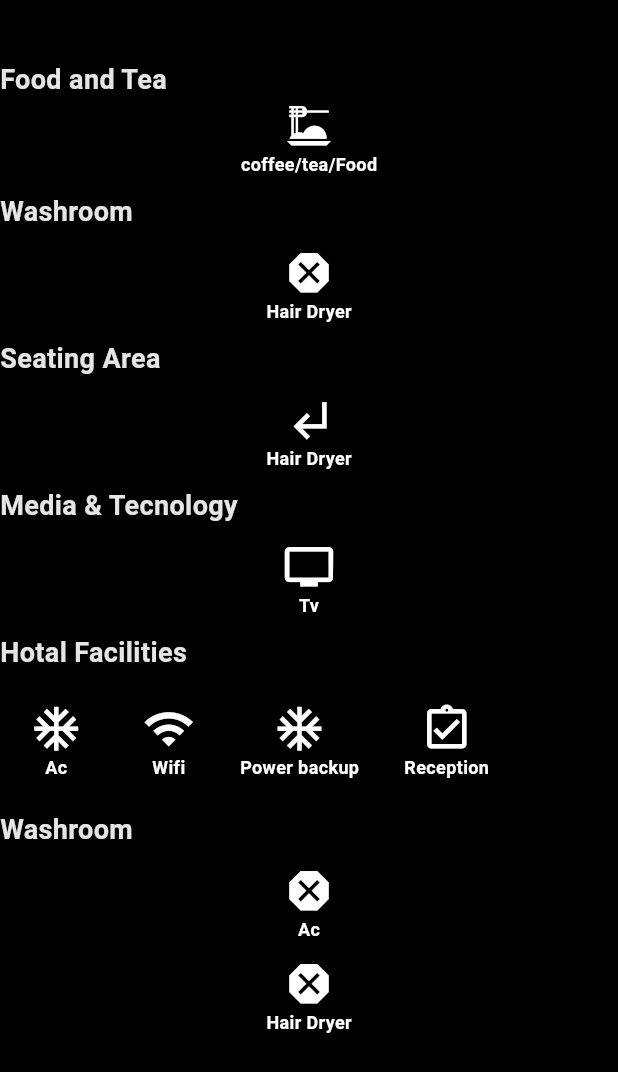
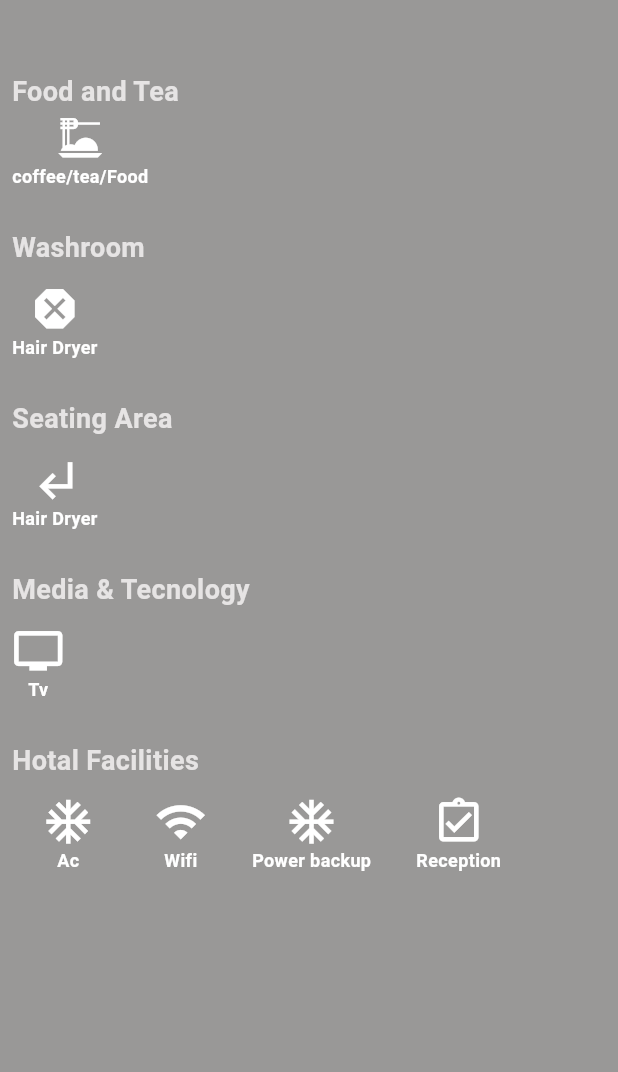
Before and after one commit to razakrazu/Spent-time, a Flutter app: the RoomDetails screen opened directly, after a tap on the "add" icon, on a phone screen of 412 x 824 dp. Shown: the top 1072 px of the screen. Run offline on Flutter 3.47's test engine with Material 3 defaults, Android fonts, the phone set to English and light mode, and no system bars; our stand-ins replace cloud_firestore, firebase_auth, firebase_core, flutter_custom_clippers, get; missing offline and left inert: dart:html; accounts and stored records are empty.

Commit message:
footer page editing

```diff
--- a/lib/screens/addroom_screen/addroom_screen.dart
+++ b/lib/screens/addroom_screen/addroom_screen.dart
@@ -100,7 +100,7 @@ class AddRooms extends StatelessWidget {
                 Row(
                   children: [
               MyCheckBoxWidget(istrue: istrue, checkBoxTitle: 'Swiming pool',),
-                    Width10,
+                    Width20,
                 MyCheckBoxWidget(istrue: istrue, checkBoxTitle: 'Food',),
                     Width30,
               MyCheckBoxWidget(istrue: istrue, checkBoxTitle: 'Wifi',),
@@ -111,22 +111,22 @@ class AddRooms extends StatelessWidget {
                 Hight10,
                 Row(
                   children: [
-                    Width10,
+
                     MyCheckBoxWidget(istrue: istrue, checkBoxTitle: 'power Backup',),
                     Width10,
                 MyCheckBoxWidget(istrue: istrue, checkBoxTitle: 'Parking',),
-                    Width30,
+                    Width20,
               MyCheckBoxWidget(istrue: istrue, checkBoxTitle:  'Tv',),
                   ],
                 ),
                 Hight10,
                 Row(
                   children: [
-                      Width10,
+
                     MyCheckBoxWidget(istrue: istrue, checkBoxTitle: 'Meeting Room',),
                     Width10,
                   MyCheckBoxWidget(istrue: istrue, checkBoxTitle: 'Heater',),
-                    Width30,
+                    Width20,
                  MyCheckBoxWidget(istrue: istrue, checkBoxTitle:  'Ac',),
 
                   ],
--- a/lib/screens/my_rooms/room_details/proparty_facilitys.dart
+++ b/lib/screens/my_rooms/room_details/proparty_facilitys.dart
@@ -10,36 +10,73 @@ class PropartyFacilitesScreen extends StatelessWidget {
   @override
   Widget build(BuildContext context) {
     return Scaffold(
-      backgroundColor: BlackColor,
+      backgroundColor: Color.fromARGB(255, 51, 50, 48).withOpacity(0.5),
       body:ListView(
 
         children: [
           Hight40,
-Row(
-  mainAxisAlignment: MainAxisAlignment.start,
+Padding(
+  padding: const EdgeInsets.all(8.0),
+  child:   Column(
+
+  crossAxisAlignment: CrossAxisAlignment.start,
+
     children: [
+          MainTitle(label: 'Food and Tea'),
 
-        MainTitile(label: 'Food and Tea'),
+          RoomFutureIconWidgets(futureicon: Icons.dinner_dining, futuretext: 'coffee/tea/Food'),
+    ],
+
+  ),
+),
+Padding(
+  padding: const EdgeInsets.all(8.0),
+  child:   Column(
+  crossAxisAlignment: CrossAxisAlignment.start,
+    children: [
+      Hight10,
+  MainTitle(label: 'Washroom'),
+  Hight10,
+  RoomFutureIconWidgets(futureicon: Icons.dangerous , futuretext: 'Hair Dryer'),
     ],
   ),
-RoomFutureIconWidgets(futureicon: Icons.dinner_dining, futuretext: 'coffee/tea/Food'),
+),
 
+Padding(
+  padding: const EdgeInsets.all(8.0),
+  child:   Column(
+  crossAxisAlignment: CrossAxisAlignment.start,
+    children: [
       Hight10,
-MainTitile(label: 'Washroom'),
-Hight10,
-RoomFutureIconWidgets(futureicon: Icons.dangerous , futuretext: 'Hair Dryer'),
-
-Hight10,
-MainTitile(label: 'Seating Area'),
+  MainTitle(label: 'Seating Area'),
   Hight10,
 RoomFutureIconWidgets(futureicon: Icons.subdirectory_arrow_left_sharp , futuretext: 'Hair Dryer'),
+    ],
+  ),
+),
+
+Padding(
+  padding: const EdgeInsets.all(8.0),
+  child:   Column(
+  crossAxisAlignment: CrossAxisAlignment.start,
+    children: [
       Hight10,
-MainTitile(label: 'Media & Tecnology'),
+MainTitle(label: 'Media & Tecnology'),
   Hight10,
 RoomFutureIconWidgets(futureicon: Icons.tv , futuretext: 'Tv'),
+    ],
+  ),
+),
+
+
+Padding(
+  padding: const EdgeInsets.all(8.0),
+  child:   Column(
+  crossAxisAlignment: CrossAxisAlignment.start,
+    children: [
       Hight10,
-MainTitile(label: 'Hotal Facilities'),
-Hight20,
+MainTitle(label: 'Hotal Facilities'),
+  Hight10,
 Row(
   children: [
 Width20,
@@ -52,14 +89,14 @@ Width30,
 RoomFutureIconWidgets(futureicon: Icons.assignment_turned_in_outlined , futuretext: 'Reception'),
   ],
 ),
+    ],
+  ),
+),
 
 
-Hight20,
-MainTitile(label: 'Washroom'),
-Hight10,
-RoomFutureIconWidgets(futureicon: Icons.dangerous , futuretext: 'Ac'),
-Hight10,
-RoomFutureIconWidgets(futureicon: Icons.dangerous , futuretext: 'Hair Dryer'),
+
+
+
         ],
       ),
     );
--- a/lib/screens/my_rooms/room_details/room_details.dart
+++ b/lib/screens/my_rooms/room_details/room_details.dart
@@ -1,13 +1,14 @@
 import 'package:flutter/material.dart';
-import 'package:flutter_custom_clippers/flutter_custom_clippers.dart';
 import 'package:get/get.dart';
 import 'package:spent_time/core/color.dart';
 import 'package:spent_time/core/constants.dart';
 import 'package:spent_time/screens/my_rooms/room_details/proparty_facilitys.dart';
 import 'package:spent_time/screens/my_rooms/room_details/widgets/futures_full_Icon_widgets.dart';
+import 'package:spent_time/screens/my_rooms/room_details/widgets/icon_button_widget.dart';
+import 'package:spent_time/screens/my_rooms/room_details/widgets/maintitle_discriptiontext.dart';
 import 'package:spent_time/screens/my_rooms/room_details/widgets/my_button_widget.dart';
-import 'package:spent_time/screens/my_rooms/room_details/widgets/roomdetailsicons.dart';
 import 'package:spent_time/screens/my_rooms/room_details/widgets/textfeilds.dart';
+import 'package:spent_time/screens/my_rooms/room_details/widgets/title_subtitle.dart';
 
 class RoomDetails extends StatelessWidget {
   const RoomDetails({super.key});
@@ -16,47 +17,16 @@ class RoomDetails extends StatelessWidget {
   Widget build(BuildContext context) {
     return Scaffold(
       backgroundColor: BlackColor,
-      // appBar: AppBar(
-      //   leading: IconButton(
-      //       onPressed: () {
-      //         Get.back();
-      //       },
-      //       icon: const Icon(
-      //         Icons.arrow_back,
-      //         color: WhiteColor,
-      //       )),
-      //   title: const Text(
-      //     'ROOM DETAILS',
-      //     style: TextStyle(
-      //       color: Color.fromARGB(255, 255, 255, 255),
-      //       fontWeight: FontWeight.bold,
-      //     ),
-      //   ),
-      //   centerTitle: true,
-      //   backgroundColor: const Color.fromARGB(255, 124, 2, 26),
-      // ),
-      body:ListView(
+      body: ListView(
         children: [
-          // ClipPath(
-          //   clipper: WaveClipperOne(),
-          //   child: Container(
-          //     height: 50,
-          //     color: const Color.fromARGB(255, 124, 2, 26),
-          //   ),
-          // ),
-            // SingleChildScrollView(
           Column(
             children: [
-
               Container(
-
                 height: 250,
-
                 child: GridView.builder(
                   scrollDirection: Axis.horizontal,
                   itemCount: 6,
-                            gridDelegate:
-                                const SliverGridDelegateWithFixedCrossAxisCount(
+                  gridDelegate: const SliverGridDelegateWithFixedCrossAxisCount(
                     crossAxisCount: 1,
                     mainAxisExtent: 370,
                     crossAxisSpacing: 1,
@@ -64,118 +34,140 @@ class RoomDetails extends StatelessWidget {
                   ),
                   itemBuilder: (BuildContext context, int index) {
                     return Container(
-
                       decoration: BoxDecoration(
                           borderRadius: BorderRadius.circular(10),
                           image: const DecorationImage(
                               image: AssetImage(
                                 'lib/assets/klglff.jpg',
                               ),
-                                      fit: BoxFit.fill
-                                    )),
+                              fit: BoxFit.fill)),
                     );
                   },
                 ),
               ),
-
-
               Column(
                 children: [
-
                   Padding(
-                              padding: const EdgeInsets.only(left: 5,right: 5),
+                    padding: const EdgeInsets.only(left: 5, right: 5),
                     child: Container(
-
-                                height: 700,
-                                width: double.infinity,
                       decoration: BoxDecoration(
-                                boxShadow: [BoxShadow(
+                        boxShadow: [
+                          BoxShadow(
                             spreadRadius: 32,
                             blurRadius: 50,
-
-                                )],
-                                  // borderRadius: BorderRadius.circular(10),
-                                  // border: Border.all(width: 0,color: Color.fromARGB(255, 134, 127, 127)),
+                          )
+                        ],
                         color: Color.fromARGB(255, 51, 50, 48).withOpacity(0.5),
                       ),
-                                child: Column(
-                                  children: [
+                      child: Column(children: [
                         Padding(
-        padding: const EdgeInsets.only(right: 190,top: 20),
+                          padding: const EdgeInsets.only(right: 190, top: 20),
                           child: Text(
                             'Dream Villa',
-        style:const TextStyle(
+                            style: const TextStyle(
                                 fontSize: 25,
                                 color: Color.fromARGB(255, 230, 228, 228),
-          fontWeight: FontWeight.bold
+                                fontWeight: FontWeight.bold),
+                          ),
+                        ),
+                        const Padding(
+                          padding: EdgeInsets.only(right: 180, top: 20),
+                          child: MainTitle(label: 'Proparty Facilites'),
+                        ),
+                        Hight20,
+                        Padding(
+                          padding: const EdgeInsets.only(
+                            top: 1,
+                          ),
+                          child: FuturesFullIconWidgets(),
+                        ),
+                        Padding(
+                          padding: const EdgeInsets.only(top: 30),
+                          child: SizedBox(
+                            width: 320,
+                            height: 40,
+                            child: MyButtonWidget(
+                              btnLabel: 'View All ',
                             ),
                           ),
                         ),
-                                     const   Padding(
-                              padding:  EdgeInsets.only(right:180,top: 20),
-                              child: MainTitile(label: 'Proparty Facilites'),
-                            ),
-                            Hight20,
-                                     Padding(
-                                   padding: const EdgeInsets.only(top: 1,),
-
-                                   child: FuturesFullIconWidgets(),
-                                 ),
-
-                                                 Padding(
-                                                   padding: const EdgeInsets.only(top: 30),
-                                                   child: SizedBox(
-                                                    width:
-                                                    320,
-                                                    height: 40,
-                                                     child: MyButtonWidget(btnLabel: 'View All ',
-                                                      ),),
-                                                   ),
-
                         Hight30,
-                                                   IconButton(onPressed: (){
+                        IconButton(
+                            onPressed: () {
                               Get.to(PropartyFacilitesScreen());
-                                                   }, icon: Icon(Icons.add)),
-
-                                                  const   Padding(
-                              padding:  EdgeInsets.only(right:200,top: 10),
-                              child: MainTitile(label: 'About this  Hotal  '),
+                            },
+                            icon: Icon(Icons.add)),
+                        const Padding(
+                          padding: EdgeInsets.only(right: 220, top: 10),
+                          child: MainTitle(label: 'Date & Guests'),
                         ),
                         Hight10,
+                        Container(
+                          height: 70,
+                          width: 350,
+                          decoration: BoxDecoration(
+                              border: Border.all(
+                                  width: 1,
+                                  color: const Color.fromARGB(115, 65, 64, 64)
+                                      .withOpacity(0.1)),
+                              borderRadius: BorderRadius.circular(6),
+                              color: const Color.fromARGB(255, 127, 127, 127)
+                                  .withOpacity(0.2)),
+                          child: const Row(
+                            children: [
+                              Width20,
+                              Icon(
+                                Icons.calendar_month,
+                                color: WhiteColor,
+                              ),
                               Padding(
-                              padding: const EdgeInsets.all(10),
-                              child: Text(
-                                 'Using a widget function instead of a widget fully guarantees that the widget and its controllers will be removed from memory when they are no longer ',
-                                  style: TextStyle(
-                                    fontSize: 14,
-                                    color: Color.fromARGB(255, 230, 228, 228).withOpacity(0.7),
+                                padding: EdgeInsets.all(10),
+                                child: MyTitle_SubTitleWidget(
+                                  maintitle: 'Calendar Month',
+                                  subtitle: 'Today Tomorrow',
                                 ),
                               ),
+                              Width20,
+                              Icon(
+                                Icons.person,
+                                color: WhiteColor,
                               ),
-
-                    const   Padding(
-                              padding:  EdgeInsets.only(right:190,top: 10),
-                              child: MainTitile(label: 'Condect with Owner '),
-                            ),
-                            TextButton.icon(onPressed: (){},
-
-                            icon: Icon(Icons.call), label: Text('Call now',
-                                  style: TextStyle(
-                                    fontSize: 14,
-                                    color: Color.fromARGB(255, 230, 228, 228).withOpacity(0.7),
-                                  ),
-                                ),)
-                                  ]
-                                ),
+                              Padding(
+                                padding: EdgeInsets.all(10),
+                                child: MyTitle_SubTitleWidget(
+                                  maintitle: 'Room',
+                                  subtitle: 'Guest',
                                 ),
                               ),
                             ],
                           ),
-
+                        ),
+                        Hight10,
+                        const DiscriptionText_MainTitle(
+                          discriptiontext:
+                              'Using a widget function instead of a widget fully guarantees that the widget and its controllers will be removed from memory when they are no longer ',
+                          maintitle: 'About This Hotal',
+                        ),
+                        const Padding(
+                          padding: EdgeInsets.only(right: 190, top: 40),
+                          child: MainTitle(label: 'Condect with Owner '),
+                        ),
+                        Hight20,
+                        const SizedBox(
+                          width: 320,
+                          child: IconButtonWidgets(
+                            buttonIcon: Icons.call,
+                            buttonTitle: 'Call Now ',
+                          ),
+                        )
+                      ]),
+                    ),
+                  ),
+                ],
+              ),
             ],
           ),
           // ),
-
         ],
       ),
     );
--- /dev/null
+++ b/lib/screens/my_rooms/room_details/widgets/icon_button_widget.dart
@@ -0,0 +1,28 @@
+import 'package:flutter/material.dart';
+
+class IconButtonWidgets extends StatelessWidget {
+  const IconButtonWidgets({
+    super.key,required this.buttonIcon,required this.buttonTitle,
+  });
+final buttonIcon;
+final buttonTitle;
+
+  @override
+  Widget build(BuildContext context) {
+    return TextButton.icon(onPressed: (){},
+    style: ButtonStyle(
+          shape: MaterialStateProperty.all(
+            RoundedRectangleBorder(
+                borderRadius: BorderRadius.circular(10),
+                side: BorderSide(color: Color.fromARGB(255, 120, 191, 227))),
+          ),
+        ),
+
+    icon: Icon(buttonIcon,  color: Color.fromARGB(255, 230, 228, 228).withOpacity(0.7),), label: Text(buttonTitle,
+          style: TextStyle(
+            fontSize: 14,
+            color: Color.fromARGB(255, 230, 228, 228).withOpacity(0.7),
+          ),
+        ),);
+  }
+}
--- /dev/null
+++ b/lib/screens/my_rooms/room_details/widgets/maintitle_discriptiontext.dart
@@ -0,0 +1,31 @@
+
+import 'package:flutter/material.dart';
+import 'package:spent_time/screens/my_rooms/room_details/widgets/textfeilds.dart';
+
+class DiscriptionText_MainTitle extends StatelessWidget {
+  const DiscriptionText_MainTitle({
+    super.key, this.discriptiontext, this.maintitle,
+  });
+final discriptiontext;
+final maintitle;
+  @override
+  Widget build(BuildContext context) {
+    return Column(children: [
+                             Padding(
+    padding:const  EdgeInsets.only(right:200,top: 10),
+    child: MainTitle(label: maintitle),
+                            ),
+
+                            Padding(
+    padding: const EdgeInsets.all(10),
+    child: Text(
+       discriptiontext,
+        style: TextStyle(
+          fontSize: 14,
+          color: const Color.fromARGB(255, 230, 228, 228).withOpacity(0.7),
+        ),
+      ),
+                            ),
+    ],);
+  }
+}
--- a/lib/screens/my_rooms/room_details/widgets/textfeilds.dart
+++ b/lib/screens/my_rooms/room_details/widgets/textfeilds.dart
@@ -1,8 +1,8 @@
 import 'package:flutter/material.dart';
 
-class MainTitile extends StatelessWidget {
+class MainTitle extends StatelessWidget {
   final label;
-  const  MainTitile({
+  const  MainTitle({
     super.key,
     required this.label
   });
--- /dev/null
+++ b/lib/screens/my_rooms/room_details/widgets/title_subtitle.dart
@@ -0,0 +1,24 @@
+import 'package:flutter/material.dart';
+import 'package:spent_time/screens/my_rooms/room_details/widgets/textfeilds.dart';
+
+class MyTitle_SubTitleWidget extends StatelessWidget {
+  const MyTitle_SubTitleWidget({
+    super.key, this.maintitle, this.subtitle,
+  });
+final maintitle;
+final subtitle;
+  @override
+  Widget build(BuildContext context) {
+    return GestureDetector(
+      // onTap: ,
+      child: Column(
+        children: [
+
+            MainTitle(label: maintitle,),
+          Text(subtitle,style:const TextStyle(
+          color: Color.fromARGB(255, 230, 228, 228),),),
+        ],
+      ),
+    );
+  }
+}
--- a/lib/screens/profile/profile_screen.dart
+++ b/lib/screens/profile/profile_screen.dart
@@ -78,7 +78,7 @@ class ProfileScreen extends StatelessWidget {
                             ],
                           ),
                           Hight10,
-                          MainTitile(label: 'Amal'),
+                          MainTitle(label: 'Amal'),
                           Hight10,
                           ElevatedButton(
                               onPressed: () {
--- a/lib/screens/settings/settings_screen.dart
+++ b/lib/screens/settings/settings_screen.dart
@@ -74,7 +74,7 @@ class SettingsScreen extends StatelessWidget {
                       ],
                     ),
                     Hight10,
-                    MainTitile(label: 'Amal'),
+                    MainTitle(label: 'Amal'),
                     Hight10,
                     ElevatedButton(
                         onPressed: () {
--- a/lib/screens/widgets/frofile_manu.dart
+++ b/lib/screens/widgets/frofile_manu.dart
@@ -29,7 +29,7 @@ class ProfileManuWidget extends StatelessWidget {
             color: WhiteColor,
           ),
         ),
-        title: MainTitile(label: profileTitle),
+        title: MainTitle(label: profileTitle),
         trailing: Container(
           width: 33,
           height: 33,
```
Lines whose indentation alone changed are shown as unchanged.
